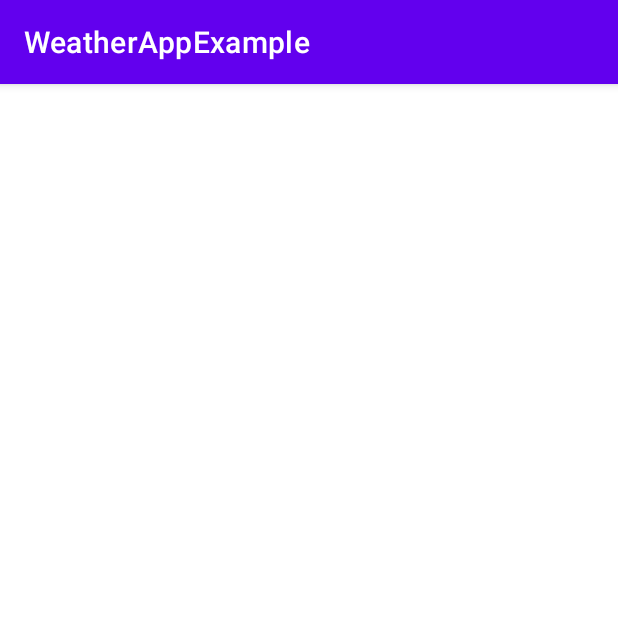
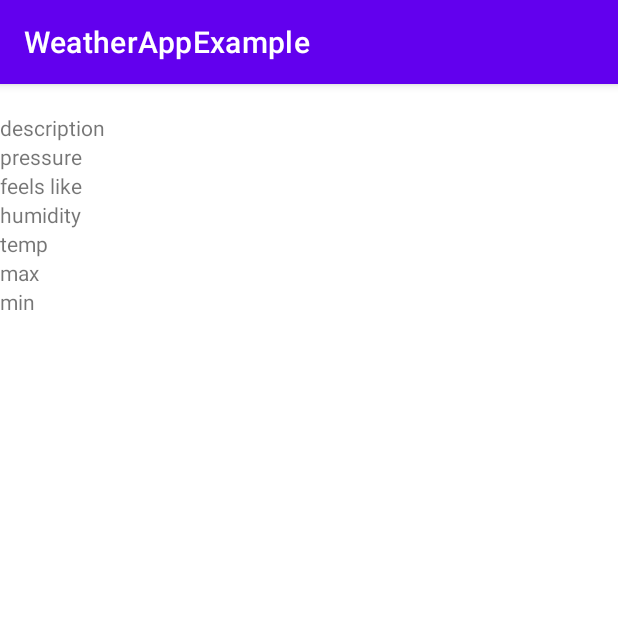
Before and after one commit to Jr-128/WeatherApp, an Android app: the ForecastDetails screen opened through its navigation route, on a phone screen of 412 x 824 dp, the top half of it. Run offline under Robolectric (Android 15) with nearby library versions, the phone set to English and light mode, and no system bars; network calls fail; 7 statements that could not run were skipped.

Commit message:
changed attributes for textviews in fragment_forecast_details

```diff
--- a/app/src/main/res/layout/fragment_forecast_details.xml
+++ b/app/src/main/res/layout/fragment_forecast_details.xml
@@ -9,50 +9,50 @@
     <!-- TODO: Update blank fragment layout -->
     <TextView
         android:id="@+id/weather1"
-        android:layout_width="match_parent"
-        android:layout_height="match_parent"
+        android:layout_width="wrap_content"
+        android:layout_height="wrap_content"
         android:text="@string/weather" />
 
     <TextView
         android:id="@+id/description1"
-        android:layout_width="match_parent"
-        android:layout_height="match_parent"
+        android:layout_width="wrap_content"
+        android:layout_height="wrap_content"
         android:text="@string/description" />
 
     <TextView
         android:id="@+id/pressure1"
-        android:layout_width="match_parent"
-        android:layout_height="match_parent"
+        android:layout_width="wrap_content"
+        android:layout_height="wrap_content"
         android:text="@string/pressure" />
 
     <TextView
         android:id="@+id/feellike1"
-        android:layout_width="match_parent"
-        android:layout_height="match_parent"
+        android:layout_width="wrap_content"
+        android:layout_height="wrap_content"
         android:text="@string/feels_like" />
 
     <TextView
         android:id="@+id/humidity1"
-        android:layout_width="match_parent"
-        android:layout_height="match_parent"
+        android:layout_width="wrap_content"
+        android:layout_height="wrap_content"
         android:text="@string/humidity" />
 
     <TextView
         android:id="@+id/temp1"
-        android:layout_width="match_parent"
-        android:layout_height="match_parent"
+        android:layout_width="wrap_content"
+        android:layout_height="wrap_content"
         android:text="@string/temp" />
 
     <TextView
         android:id="@+id/max1"
-        android:layout_width="match_parent"
-        android:layout_height="match_parent"
+        android:layout_width="wrap_content"
+        android:layout_height="wrap_content"
         android:text="@string/max" />
 
     <TextView
         android:id="@+id/min1"
-        android:layout_width="match_parent"
-        android:layout_height="match_parent"
+        android:layout_width="wrap_content"
+        android:layout_height="wrap_content"
         android:text="@string/min" />
 
 </LinearLayout>
```
